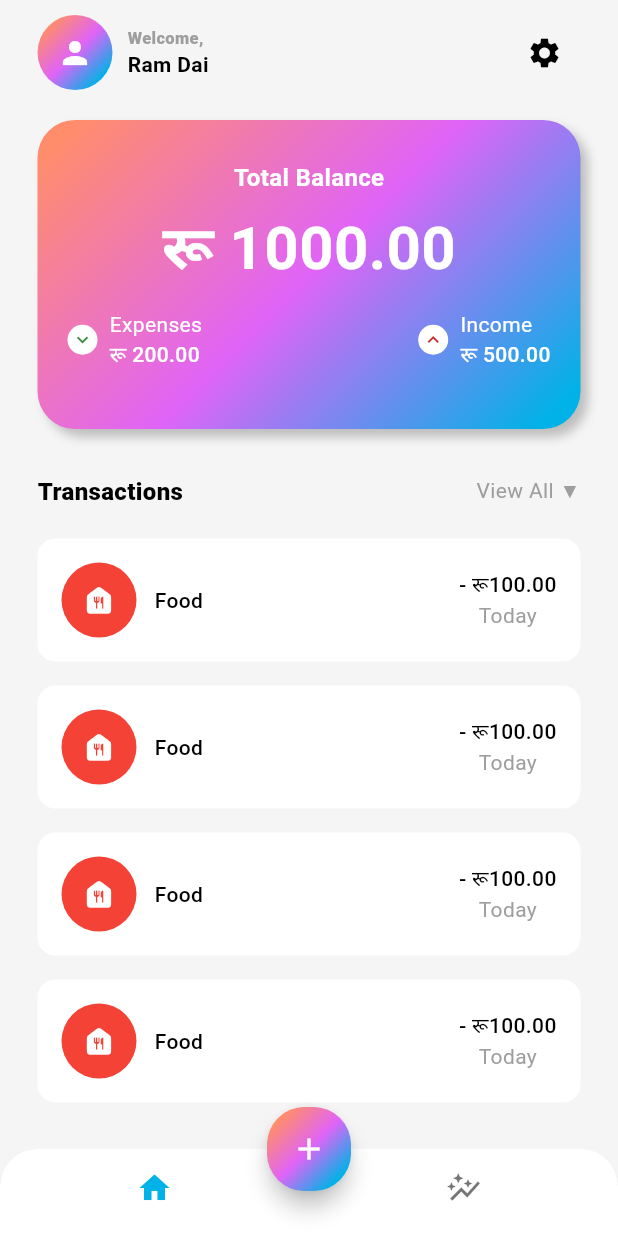
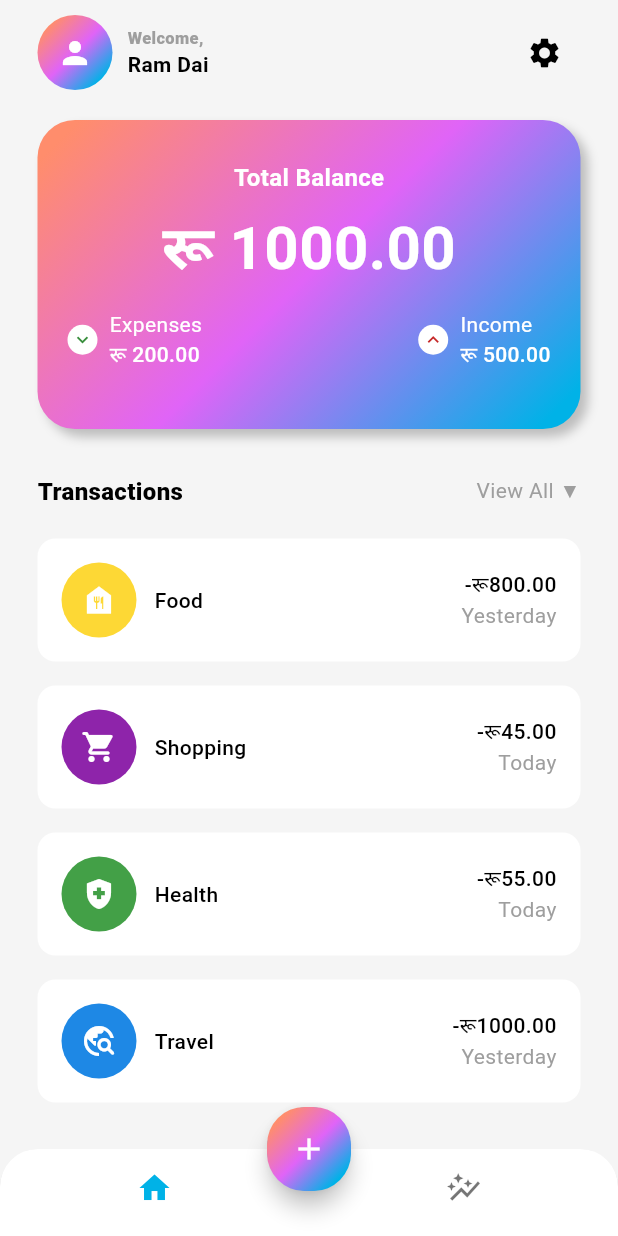
Before and after one commit to 4bhisheksharma/khutruke-app, a Flutter app: the screen it shows after launch, on a phone screen of 412 x 824 dp. Run offline on Flutter 3.47's test engine with Material 3 defaults, Android fonts, the phone set to English and light mode, and no system bars.

Commit message:
feat: integrate transaction data into MainScreen for dynamic display

```diff
--- /dev/null
+++ b/lib/data/data.dart
@@ -0,0 +1,35 @@
+import 'package:flutter/material.dart';
+
+List<Map<String, dynamic>> transactionData = [
+  {
+    'icon': Icons.food_bank,
+    'color': Colors.yellow[600],
+    'name': "Food",
+    'totalAmount': '-\रू800.00',
+    'date': 'Yesterday',
+  },
+
+  {
+    'icon': Icons.shopping_cart_rounded,
+    'color': Colors.purple[600],
+    'name': "Shopping",
+    'totalAmount': '-\रू45.00',
+    'date': 'Today',
+  },
+
+  {
+    'icon': Icons.health_and_safety,
+    'color': Colors.green[600],
+    'name': "Health",
+    'totalAmount': '-\रू55.00',
+    'date': 'Today',
+  },
+
+  {
+    'icon': Icons.travel_explore_rounded,
+    'color': Colors.blue[600],
+    'name': "Travel",
+    'totalAmount': '-\रू1000.00',
+    'date': 'Yesterday',
+  },
+];
--- a/lib/screens/home/views/main_screen.dart
+++ b/lib/screens/home/views/main_screen.dart
@@ -1,6 +1,7 @@
 import 'dart:math';
 
 import 'package:flutter/material.dart';
+import 'package:khutruke/data/data.dart';
 
 class MainScreen extends StatelessWidget {
   const MainScreen({super.key});
@@ -236,7 +237,7 @@ class MainScreen extends StatelessWidget {
             SizedBox(height: 20),
             Expanded(
               child: ListView.builder(
-                itemCount: 4,
+                itemCount: transactionData.length,
                 itemBuilder: (context, int i) {
                   return Padding(
                     padding: const EdgeInsets.only(bottom: 16),
@@ -259,19 +260,19 @@ class MainScreen extends StatelessWidget {
                                       width: 50,
                                       height: 50,
                                       decoration: BoxDecoration(
-                                        color: Colors.red,
+                                        color: transactionData[i]['color'],
                                         shape: BoxShape.circle,
                                       ),
                                     ),
                                     Icon(
-                                      Icons.food_bank_rounded,
+                                      transactionData[i]['icon'],
                                       color: Colors.white,
                                     ),
                                   ],
                                 ),
                                 SizedBox(width: 12),
                                 Text(
-                                  "Food",
+                                  transactionData[i]['name'],
                                   style: TextStyle(
                                     fontSize: 14,
                                     color: Theme.of(
@@ -283,9 +284,10 @@ class MainScreen extends StatelessWidget {
                               ],
                             ),
                             Column(
+                              crossAxisAlignment: CrossAxisAlignment.end,
                               children: [
                                 Text(
-                                  "- \रू100.00",
+                                  transactionData[i]['totalAmount'],
                                   style: TextStyle(
                                     fontSize: 14,
                                     color: Theme.of(
@@ -295,7 +297,7 @@ class MainScreen extends StatelessWidget {
                                   ),
                                 ),
                                 Text(
-                                  "Today",
+                                  transactionData[i]['date'],
                                   style: TextStyle(
                                     fontSize: 14,
                                     color: Theme.of(
```
